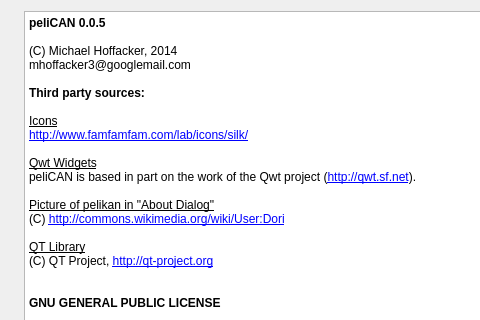
The window that src/aboutdialog.ui (mhoffacker/peliCAN) describes before a commit, drawn with Qt 5; both pictures show x 0 to 480 and y 0 to 320 of the 712 by 655 pixel window.
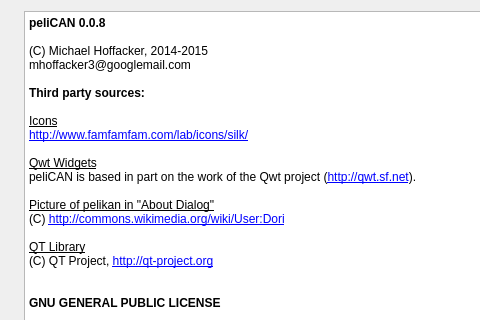
The same window after the commit. Icons and pictures are not drawn.

The edit to the form file:
```diff
--- a/src/aboutdialog.ui
+++ b/src/aboutdialog.ui
@@ -45,9 +45,9 @@
 &lt;html&gt;&lt;head&gt;&lt;meta name=&quot;qrichtext&quot; content=&quot;1&quot; /&gt;&lt;style type=&quot;text/css&quot;&gt;
 p, li { white-space: pre-wrap; }
 &lt;/style&gt;&lt;/head&gt;&lt;body style=&quot; font-family:'Sans Serif'; font-size:9pt; font-weight:400; font-style:normal;&quot;&gt;
-&lt;p style=&quot; margin-top:0px; margin-bottom:0px; margin-left:0px; margin-right:0px; -qt-block-indent:0; text-indent:0px;&quot;&gt;&lt;span style=&quot; font-weight:600;&quot;&gt;peliCAN 0.0.5&lt;/span&gt;&lt;/p&gt;
+&lt;p style=&quot; margin-top:0px; margin-bottom:0px; margin-left:0px; margin-right:0px; -qt-block-indent:0; text-indent:0px;&quot;&gt;&lt;span style=&quot; font-weight:600;&quot;&gt;peliCAN 0.0.8&lt;/span&gt;&lt;/p&gt;
 &lt;p style=&quot;-qt-paragraph-type:empty; margin-top:0px; margin-bottom:0px; margin-left:0px; margin-right:0px; -qt-block-indent:0; text-indent:0px;&quot;&gt;&lt;br /&gt;&lt;/p&gt;
-&lt;p style=&quot; margin-top:0px; margin-bottom:0px; margin-left:0px; margin-right:0px; -qt-block-indent:0; text-indent:0px;&quot;&gt;(C) Michael Hoffacker, 2014&lt;/p&gt;
+&lt;p style=&quot; margin-top:0px; margin-bottom:0px; margin-left:0px; margin-right:0px; -qt-block-indent:0; text-indent:0px;&quot;&gt;(C) Michael Hoffacker, 2014-2015&lt;/p&gt;
 &lt;p style=&quot; margin-top:0px; margin-bottom:0px; margin-left:0px; margin-right:0px; -qt-block-indent:0; text-indent:0px;&quot;&gt;mhoffacker3@googlemail.com&lt;/p&gt;
 &lt;p style=&quot;-qt-paragraph-type:empty; margin-top:0px; margin-bottom:0px; margin-left:0px; margin-right:0px; -qt-block-indent:0; text-indent:0px;&quot;&gt;&lt;br /&gt;&lt;/p&gt;
 &lt;p style=&quot; margin-top:0px; margin-bottom:0px; margin-left:0px; margin-right:0px; -qt-block-indent:0; text-indent:0px;&quot;&gt;&lt;span style=&quot; font-weight:600;&quot;&gt;Third party sources:&lt;/span&gt;&lt;/p&gt;
```
